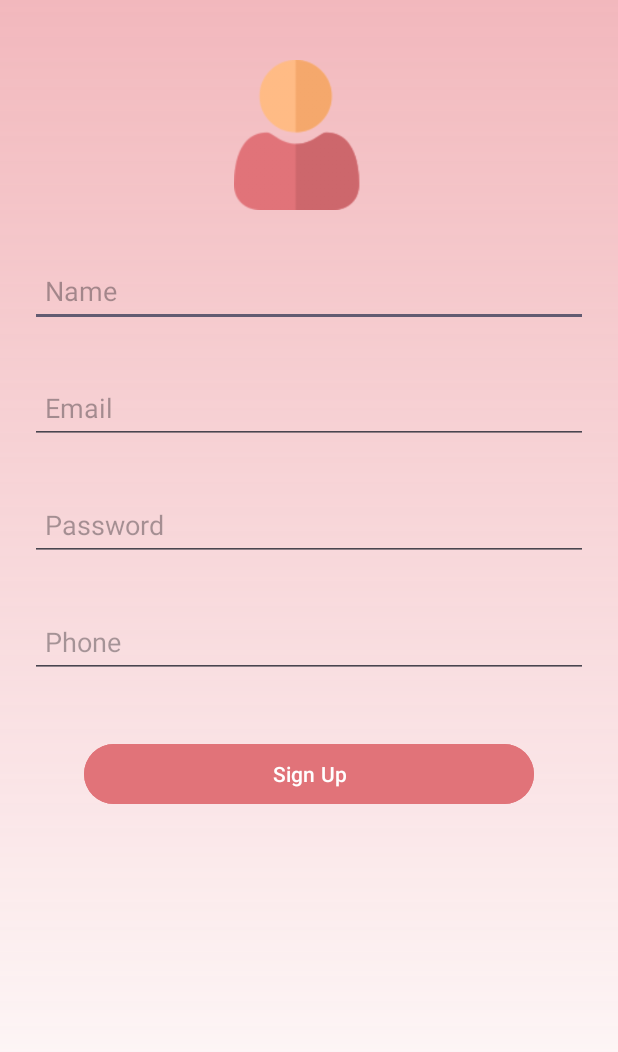
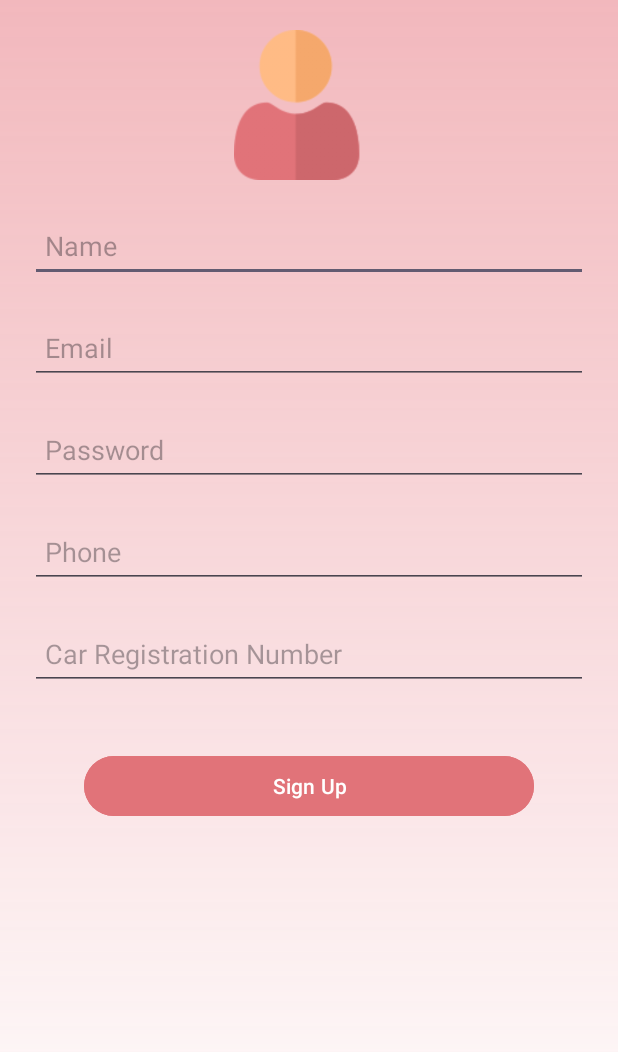
Before and after one commit to sama85/RideShare_Driver, an Android app: the screen it shows after launch (SignUpActivity), after a tap on "Sign Up", on a phone screen of 412 x 824 dp. Shown: the top 1052 px of the screen. Run offline under Robolectric (Android 15) with nearby library versions, the phone set to English and light mode, and no system bars; our stand-ins replace Firebase (no records; nobody signed in at launch, a user with empty details on screens opened directly), Room's generated code.

Commit message:
added push id and car number

```diff
--- a/app/src/main/java/com/example/rideshare_driver/room/UserDatabase.java
+++ b/app/src/main/java/com/example/rideshare_driver/room/UserDatabase.java
@@ -11,7 +11,7 @@ import androidx.sqlite.db.SupportSQLiteDatabase;
 import java.util.concurrent.ExecutorService;
 import java.util.concurrent.Executors;
 
-@Database(entities = {User.class}, version = 1, exportSchema = false)
+@Database(entities = {User.class}, version = 2, exportSchema = false)
 public abstract class UserDatabase extends RoomDatabase{
     // implemented by Room
     public abstract UserDao userDao();
@@ -25,7 +25,7 @@ public abstract class UserDatabase extends RoomDatabase{
         if(instance == null){
             instance = Room.databaseBuilder(context.getApplicationContext(), UserDatabase.class, "user_database")
                     .fallbackToDestructiveMigration()
-                    //.addCallback(roomDatabaseCallback)
+                    .addCallback(roomDatabaseCallback)
                     .build();
         }
         return instance;
@@ -40,7 +40,7 @@ public abstract class UserDatabase extends RoomDatabase{
                 UserDao dao = instance.userDao();
                 dao.deleteAll();
 
-                User user = new User("driver1@google.com", "Samy", "12345678990");
+                User user = new User("driver1@gmail.com", "driver1", "12345678990", "A1234");
                 dao.insert(user);
             });
         }
--- a/app/src/main/java/com/example/rideshare_driver/view/CreateRideFragment.java
+++ b/app/src/main/java/com/example/rideshare_driver/view/CreateRideFragment.java
@@ -26,7 +26,7 @@ import com.example.rideshare_driver.viewmodel.ProfileViewModel;
 import java.util.Calendar;
 
 public class CreateRideFragment extends Fragment {
-    private String[] items = {"Ain Shams University Gate 3", "Ain Shams University Gate 3", "October City", "Maadi", "Nasr City"};
+    private String[] items = {"Ain Shams University Gate 3", "Ain Shams University Gate 4", "October City", "Maadi", "Nasr City"};
     private String[] times = {"7:30 am", "5:30 pm"};
     CreateRideViewModel viewModel;
     FragmentCreateRideBinding binding;
@@ -72,7 +72,7 @@ public class CreateRideFragment extends Fragment {
             @Override
             public void onClick(View view) {
                 String cost, capacity;
-                cost = binding.numPassengersEt.getText().toString();
+                cost = binding.costEt.getText().toString();
                 capacity = binding.numPassengersEt.getText().toString();
 
                 if(cost.isEmpty() || capacity.isEmpty() || src.isEmpty() || dest.isEmpty() || time.isEmpty()){
--- a/app/src/main/java/com/example/rideshare_driver/view/SignUpActivity.java
+++ b/app/src/main/java/com/example/rideshare_driver/view/SignUpActivity.java
@@ -41,17 +41,18 @@ public class SignUpActivity extends AppCompatActivity {
         binding.signupBtn.setOnClickListener(new View.OnClickListener() {
             @Override
             public void onClick(View view) {
-                String email, password, name, phone;
+                String email, password, name, phone, carNumber;
                 email = binding.email.getText().toString();
                 password = binding.password.getText().toString();
                 name = binding.name.getText().toString();
                 phone = binding.phone.getText().toString();
+                carNumber = binding.carNumber.getText().toString();
 
                 if(email.isEmpty() || name.isEmpty() || password.isEmpty() || phone.isEmpty()){
                     Toast.makeText(SignUpActivity.this, "Please complete all fields!", Toast.LENGTH_SHORT).show();
                     return;
                 }
-                viewModel.signUp(email, password, name, phone);
+                viewModel.signUp(email, password, name, phone, carNumber);
             }
         });
 
--- a/app/src/main/java/com/example/rideshare_driver/viewmodel/CreateRideViewModel.java
+++ b/app/src/main/java/com/example/rideshare_driver/viewmodel/CreateRideViewModel.java
@@ -36,11 +36,13 @@ public class CreateRideViewModel extends AndroidViewModel {
         // get driver details from room
         // create ride
         //add ride to fb
-        Ride ride = new Ride(src, dest, date, time,  Long.valueOf(capacity), Integer.valueOf(capacity), firebaseUser.getUid());
+        Ride ride = new Ride(src, dest, date, time, Long.valueOf(cost), Integer.valueOf(capacity), firebaseUser.getUid());
         ride.setDriverName(driver.getName());
         ride.setDriverPhone(driver.getPhone());
-        //ride.setCarNumber();
+        ride.setCarNumber(driver.getCarNumber());
+        //add push id to ride
         String key = ridesRef.push().getKey();
+        ride.setPushId(key);
         ridesRef.child(key).setValue(ride).addOnCompleteListener(new OnCompleteListener<Void>() {
             @Override
             public void onComplete(@NonNull Task<Void> task) {
--- a/app/src/main/res/layout/activity_sign_up.xml
+++ b/app/src/main/res/layout/activity_sign_up.xml
@@ -9,7 +9,6 @@
         android:id="@+id/profile_image"
         android:layout_width="100dp"
         android:layout_height="100dp"
-        android:layout_marginTop="20dp"
         android:clickable="true"
         android:src="@drawable/ic_profile"
         app:layout_constraintEnd_toEndOf="parent"
@@ -21,7 +20,7 @@
         android:id="@+id/name"
         android:layout_width="match_parent"
         android:layout_height="wrap_content"
-        android:layout_marginTop="30dp"
+        android:layout_marginTop="20dp"
         android:hint="@string/hint_name"
         android:inputType="textPersonName"
         android:maxLines="1"
@@ -36,7 +35,7 @@
         android:id="@+id/email"
         android:layout_width="match_parent"
         android:layout_height="wrap_content"
-        android:layout_marginTop="30dp"
+        android:layout_marginTop="20dp"
         android:ellipsize="end"
         android:hint="@string/hint_email"
         android:inputType="textEmailAddress"
@@ -51,7 +50,7 @@
         android:id="@+id/password"
         android:layout_width="match_parent"
         android:layout_height="wrap_content"
-        android:layout_marginTop="30dp"
+        android:layout_marginTop="20dp"
         android:ellipsize="end"
         android:hint="@string/hint_password"
         android:inputType="textPassword"
@@ -66,7 +65,7 @@
         android:id="@+id/phone"
         android:layout_width="match_parent"
         android:layout_height="wrap_content"
-        android:layout_marginTop="30dp"
+        android:layout_marginTop="20dp"
         android:ellipsize="end"
         android:hint="@string/hint_phone"
         android:inputType="phone"
@@ -76,6 +75,20 @@
         app:layout_constraintEnd_toEndOf="parent"
         app:layout_constraintStart_toStartOf="parent"
         app:layout_constraintTop_toBottomOf="@id/password"/>
+    <EditText
+        android:id="@+id/car_number"
+        android:layout_width="match_parent"
+        android:layout_height="wrap_content"
+        android:layout_marginTop="20dp"
+        android:ellipsize="end"
+        android:hint="Car Registration Number"
+        android:inputType="text"
+        android:maxLines="1"
+        android:minHeight="48dp"
+        android:padding="@dimen/small_padding"
+        app:layout_constraintEnd_toEndOf="parent"
+        app:layout_constraintStart_toStartOf="parent"
+        app:layout_constraintTop_toBottomOf="@id/phone"/>
 
     <Button
         android:id="@+id/signup_btn"
@@ -86,6 +99,6 @@
         android:text="@string/sign_up"
         app:layout_constraintEnd_toEndOf="parent"
         app:layout_constraintStart_toStartOf="parent"
-        app:layout_constraintTop_toBottomOf="@id/phone"/>
+        app:layout_constraintTop_toBottomOf="@id/car_number"/>
 
 </androidx.constraintlayout.widget.ConstraintLayout>
```
Also changed, not shown: app/src/main/java/com/example/rideshare_driver/models/Ride.java (+27 -0 lines), app/src/main/java/com/example/rideshare_driver/room/User.java (+6 -1 lines), app/src/main/java/com/example/rideshare_driver/viewmodel/SignUpViewModel.java (+5 -4 lines).
